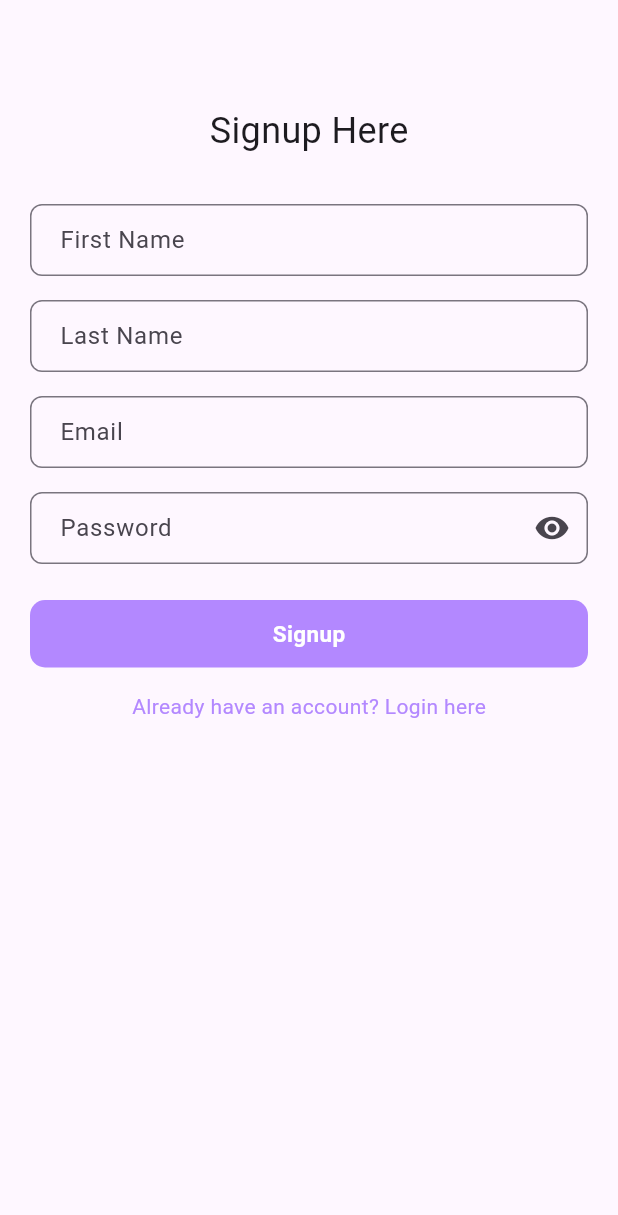
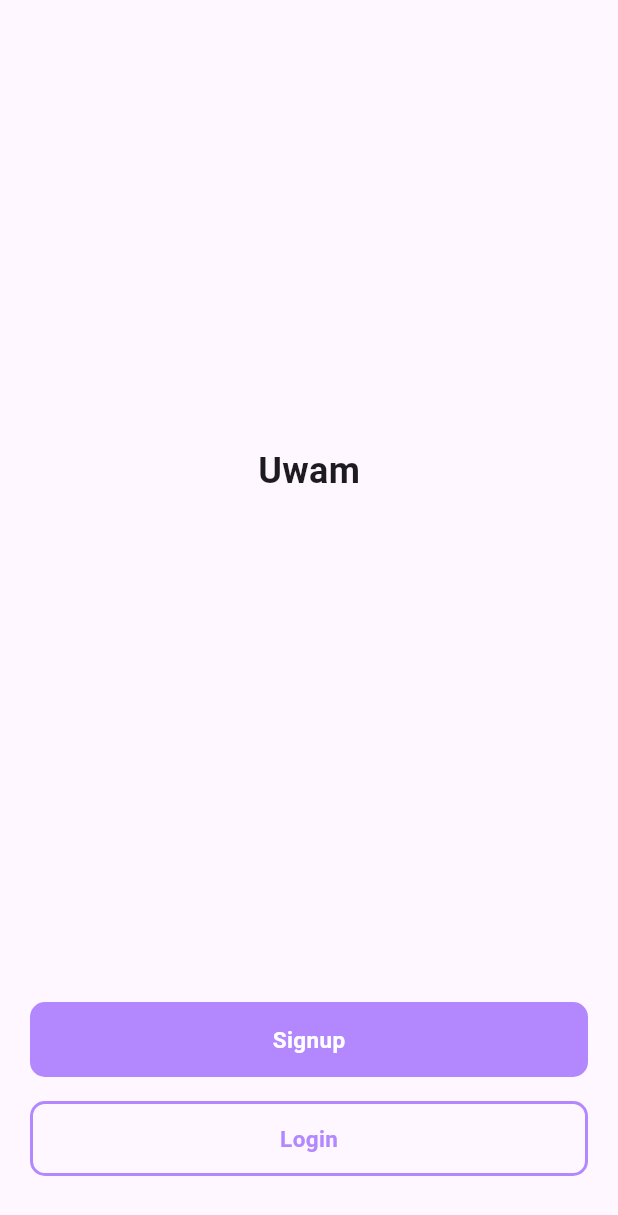
Before and after one commit to jeremyessien/uwam_project, a Flutter app: the screen it shows after launch, on a phone screen of 412 x 824 dp. Shown: the top 1215 px of the screen. Run offline on Flutter 3.47's test engine with Material 2 defaults, Android fonts, the phone set to English and light mode, and no system bars; our stand-ins replace cloud_firestore, firebase_auth, firebase_core; accounts and stored records are empty.

Commit message:
[Feat] -
1. Added welcome screen that user sees when the first open the application
2. Redesigned the Signup and LoginPage
3. Changed logic on the main.dart to display welcome screen
4. Added the Course Details feature.
5. Added academic calendar feature.

```diff
--- a/lib/main.dart
+++ b/lib/main.dart
@@ -2,6 +2,8 @@ import 'package:firebase_auth/firebase_auth.dart';
 import 'package:firebase_core/firebase_core.dart';
 import 'package:flutter/material.dart';
 import 'package:uwam_project/firebase_options.dart';
+import 'package:uwam_project/screens/auth/welcome_page.dart';
+import 'package:uwam_project/screens/home_screen.dart';
 import 'package:uwam_project/splashscreen.dart';
 import 'package:uwam_project/user_logged_in.dart';
 
@@ -25,7 +27,13 @@ class MyApp extends StatelessWidget {
       //This checks if the user has previously logged into the app
       home: StreamBuilder<User?>(
         stream: FirebaseAuth.instance.authStateChanges(),
-        builder: (context, snapshot) => userLoggedIn(context, snapshot),
+        builder: (context, snapshot){
+          if(snapshot.connectionState == ConnectionState.waiting) {
+            return SplashScreen();
+          } else {
+            return snapshot.hasData ? HomeScreen() : WelcomeScreen();
+          }
+        },
       ),
       debugShowCheckedModeBanner: false,
     );
--- a/lib/screens/auth/sigunp.dart
+++ b/lib/screens/auth/sigunp.dart
@@ -5,7 +5,6 @@ import 'package:uwam_project/screens/home_screen.dart';
 import '../../services/auth_service.dart';
 
 class SignupPage extends StatefulWidget {
-
   SignupPage({super.key});
 
   @override
@@ -108,19 +107,23 @@ class _SignupPageState extends State<SignupPage> {
         child: SingleChildScrollView(
           padding: const EdgeInsets.all(20.0),
           child: Column(
-            crossAxisAlignment: CrossAxisAlignment.center,
+            crossAxisAlignment: CrossAxisAlignment.start,
             children: [
               const SizedBox(height: 50.0),
-              const Center(
-                child: Text(
-                  'Signup Here',
+              Text(
+                'Hello, let us know you',
                 style: TextStyle(
                   fontSize: 24.0,
+                  fontWeight: FontWeight.bold,
+                ),
+              ),
+              Text(
+                'Fill in your details to get started',
+                style: TextStyle(
                   fontWeight: FontWeight.w400,
                 ),
               ),
-              ),
-              const SizedBox(height: 32.0),
+              const SizedBox(height: 40.0),
               TextField(
                 controller: firstNameController,
                 decoration: InputDecoration(
@@ -208,6 +211,12 @@ class _SignupPageState extends State<SignupPage> {
                 ),
               ),
               const SizedBox(height: 16.0),
+              Row(
+                mainAxisAlignment: MainAxisAlignment.center,
+                children: [
+                  Text(
+                    "Already have an account? ",
+                  ),
                   GestureDetector(
                     onTap: () {
                       Navigator.push(
@@ -216,7 +225,7 @@ class _SignupPageState extends State<SignupPage> {
                       );
                     },
                     child: Text(
-                  "Already have an account? Login here",
+                      "Login here",
                       style: TextStyle(
                         color: Colors.deepPurpleAccent.shade100,
                         // decoration: TextDecoration.underline,
@@ -225,6 +234,8 @@ class _SignupPageState extends State<SignupPage> {
                   ),
                 ],
               ),
+            ],
+          ),
         ),
       ),
     );
--- /dev/null
+++ b/lib/screens/auth/welcome_page.dart
@@ -0,0 +1,87 @@
+import 'package:flutter/material.dart';
+import 'package:uwam_project/screens/auth/sigunp.dart';
+
+import 'login.dart';
+
+class WelcomeScreen extends StatelessWidget {
+  @override
+  Widget build(BuildContext context) {
+    return Scaffold(
+      body: Column(
+        mainAxisAlignment: MainAxisAlignment.end,
+        children: [
+          Expanded(
+            child: Container(
+              alignment: Alignment.center,
+              child: const Text(
+                'Uwam',
+                style: TextStyle(fontSize: 24, fontWeight: FontWeight.bold),
+              ),
+            ),
+          ),
+          Container(
+            padding: const EdgeInsets.symmetric(horizontal: 20, vertical: 40),
+            child: Column(
+              mainAxisAlignment: MainAxisAlignment.end,
+              children: [
+                GestureDetector(
+                  onTap: () {
+                    Navigator.push(
+                      context,
+                      MaterialPageRoute(builder: (context) => SignupPage()),
+                    );
+                  },
+                  child: Container(
+                    alignment: Alignment.center,
+                    width: double.maxFinite,
+                    height: 50,
+                    decoration: BoxDecoration(
+                        color: Colors.deepPurpleAccent.shade100,
+                        borderRadius:
+                            const BorderRadius.all(Radius.circular(10))),
+                    child: const Text(
+                      'Signup',
+                      style: TextStyle(
+                          color: Colors.white,
+                          fontSize: 15,
+                          fontWeight: FontWeight.bold),
+                    ),
+                  ),
+                ),
+                const SizedBox(height: 16.0),
+                GestureDetector(
+                  onTap: () {
+                    Navigator.push(
+                      context,
+                      MaterialPageRoute(builder: (context) => LoginPage()),
+                    );
+                  },
+                  child: Container(
+                    alignment: Alignment.center,
+                    width: double.maxFinite,
+                    height: 50,
+                    decoration: BoxDecoration(
+                      borderRadius: const BorderRadius.all(Radius.circular(10)),
+                      border: Border.all(
+                        color: Colors.deepPurpleAccent.shade100,
+                        width: 2,
+                      ),
+                    ),
+                    child: Text(
+                      'Login',
+                      style: TextStyle(
+                        color: Colors.deepPurpleAccent.shade100,
+                        fontSize: 15,
+                        fontWeight: FontWeight.bold,
+                      ),
+                    ),
+                  ),
+                ),
+              ],
+            ),
+          ),
+        ],
+      ),
+    );
+  }
+}
```
Also changed, not shown: lib/screens/academic_calendar/academic_calendar.dart (added, +45 -0 lines), lib/screens/auth/login.dart (+13 -6 lines), lib/screens/course_info/course_details_page.dart (added, +102 -0 lines), lib/screens/course_info/course_info.dart (renamed from lib/screens/course_info.dart, +31 -3 lines), lib/screens/home_screen.dart (+16 -4 lines). Lines whose indentation alone changed are shown as unchanged.
